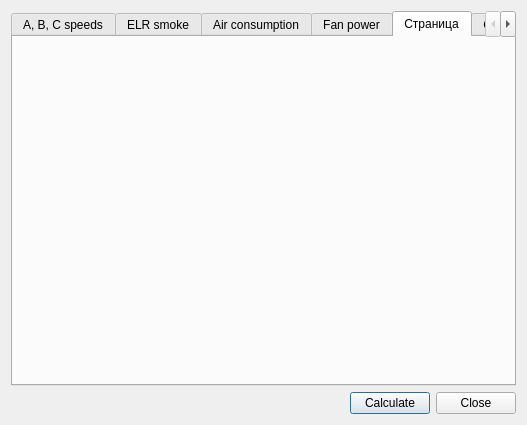
Old version of the form Qr49/additionalcalculationsdialog.ui in the repository pa23/r49.
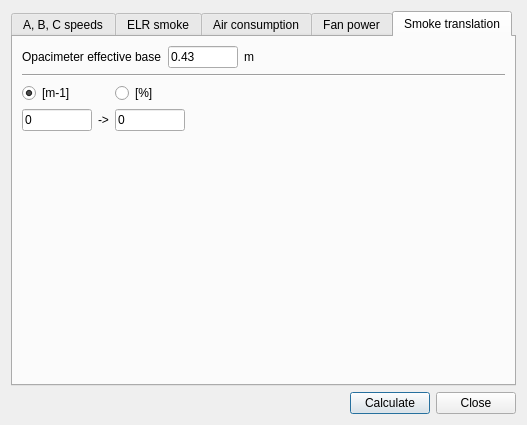
New version of the form. The open tabs and pages were chosen to show the change. Icons and pictures are not drawn.

Commit message: v11.13 Smoke translation functions added. New additional calculation - Smoke translation. libtoxic: vectors initialization fixed. Russian translation updated.

Patch:
```diff
--- a/Qr49/additionalcalculationsdialog.ui
+++ b/Qr49/additionalcalculationsdialog.ui
@@ -1209,13 +1209,168 @@
      </widget>
      <widget class="QWidget" name="tab_5">
       <attribute name="title">
-       <string>Страница</string>
+       <string>Smoke translation</string>
       </attribute>
-     </widget>
-     <widget class="QWidget" name="tab_6">
-      <attribute name="title">
-       <string>Страница</string>
-      </attribute>
+      <layout class="QVBoxLayout" name="verticalLayout_8">
+       <item>
+        <layout class="QHBoxLayout" name="horizontalLayout_5">
+         <item>
+          <widget class="QLabel" name="label_49">
+           <property name="text">
+            <string>Opacimeter effective base</string>
+           </property>
+          </widget>
+         </item>
+         <item>
+          <widget class="QLineEdit" name="lineEdit_L">
+           <property name="minimumSize">
+            <size>
+             <width>70</width>
+             <height>0</height>
+            </size>
+           </property>
+           <property name="maximumSize">
+            <size>
+             <width>70</width>
+             <height>16777215</height>
+            </size>
+           </property>
+           <property name="text">
+            <string>0.43</string>
+           </property>
+           <property name="maxLength">
+            <number>10</number>
+           </property>
+          </widget>
+         </item>
+         <item>
+          <widget class="QLabel" name="label_50">
+           <property name="text">
+            <string>m</string>
+           </property>
+          </widget>
+         </item>
+         <item>
+          <spacer name="horizontalSpacer_3">
+           <property name="orientation">
+            <enum>Qt::Horizontal</enum>
+           </property>
+           <property name="sizeHint" stdset="0">
+            <size>
+             <width>40</width>
+             <height>20</height>
+            </size>
+           </property>
+          </spacer>
+         </item>
+        </layout>
+       </item>
+       <item>
+        <widget class="Line" name="line">
+         <property name="orientation">
+          <enum>Qt::Horizontal</enum>
+         </property>
+        </widget>
+       </item>
+       <item>
+        <layout class="QGridLayout" name="gridLayout_10">
+         <item row="0" column="0">
+          <widget class="QRadioButton" name="radioButton_Ka1m">
+           <property name="text">
+            <string>[m-1]</string>
+           </property>
+           <property name="checked">
+            <bool>true</bool>
+           </property>
+          </widget>
+         </item>
+         <item row="0" column="2">
+          <widget class="QRadioButton" name="radioButton_KaPerc">
+           <property name="text">
+            <string>[%]</string>
+           </property>
+          </widget>
+         </item>
+         <item row="1" column="0">
+          <widget class="QLineEdit" name="lineEdit_Ka1m">
+           <property name="minimumSize">
+            <size>
+             <width>70</width>
+             <height>0</height>
+            </size>
+           </property>
+           <property name="maximumSize">
+            <size>
+             <width>70</width>
+             <height>16777215</height>
+            </size>
+           </property>
+           <property name="text">
+            <string>0</string>
+           </property>
+           <property name="maxLength">
+            <number>10</number>
+           </property>
+          </widget>
+         </item>
+         <item row="1" column="2">
+          <widget class="QLineEdit" name="lineEdit_KaPerc">
+           <property name="minimumSize">
+            <size>
+             <width>70</width>
+             <height>0</height>
+            </size>
+           </property>
+           <property name="maximumSize">
+            <size>
+             <width>70</width>
+             <height>16777215</height>
+            </size>
+           </property>
+           <property name="text">
+            <string>0</string>
+           </property>
+           <property name="maxLength">
+            <number>10</number>
+           </property>
+          </widget>
+         </item>
+         <item row="0" column="3">
+          <spacer name="horizontalSpacer_2">
+           <property name="orientation">
+            <enum>Qt::Horizontal</enum>
+           </property>
+           <property name="sizeHint" stdset="0">
+            <size>
+             <width>40</width>
+             <height>20</height>
+            </size>
+           </property>
+          </spacer>
+         </item>
+         <item row="1" column="1">
+          <widget class="QLabel" name="label_smkTrans">
+           <property name="text">
+            <string>-&gt;</string>
+           </property>
+          </widget>
+         </item>
+        </layout>
+       </item>
+       <item>
+        <spacer name="verticalSpacer_9">
+         <property name="orientation">
+          <enum>Qt::Vertical</enum>
+         </property>
+         <property name="sizeHint" stdset="0">
+          <size>
+           <width>20</width>
+           <height>40</height>
+          </size>
+         </property>
+        </spacer>
+       </item>
+      </layout>
      </widget>
     </widget>
    </item>
```
Left out of the diff: 8 changed lines with no effect on the pictures. The commit also changes 12 other files.
